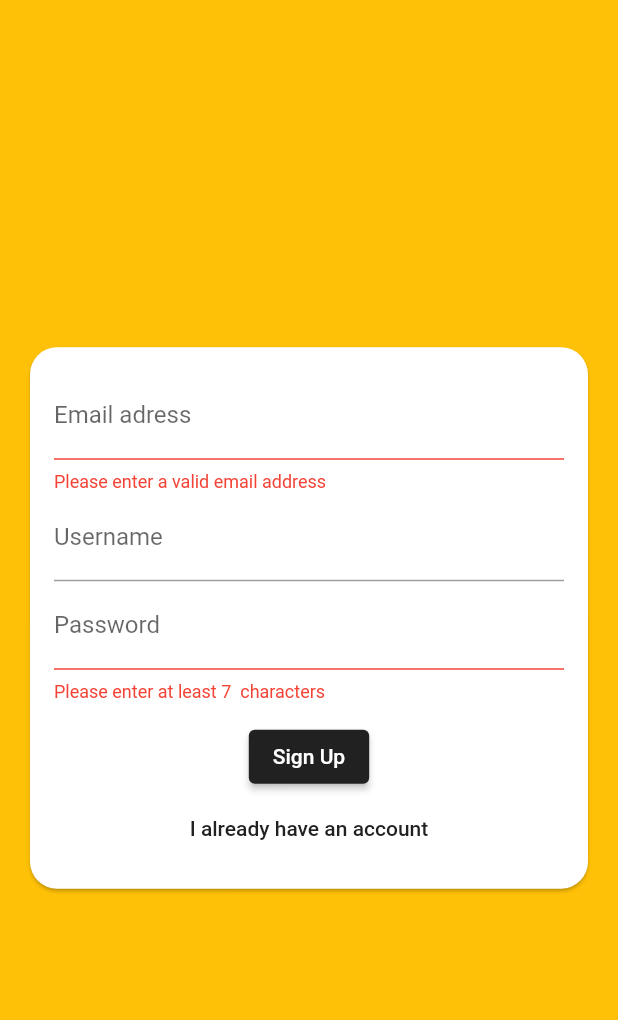
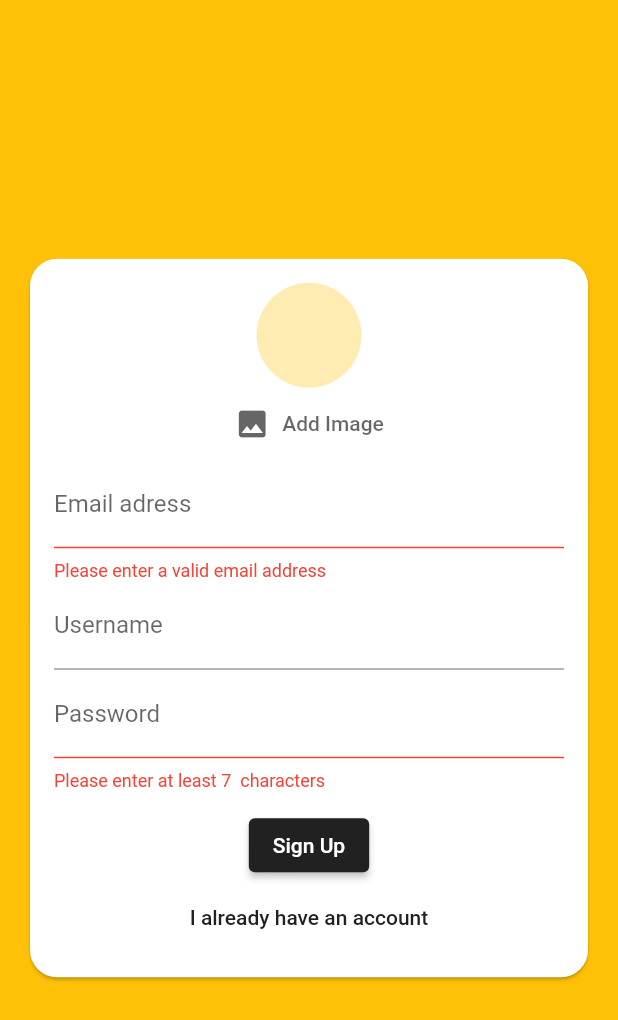
Before and after one commit to Zhenya-Mykhalskyi/Vortex-Messenger, a Flutter app: the screen it shows after launch, after a tap on "Login", after a tap on "Create new account", on a phone screen of 412 x 824 dp. Shown: the top 1020 px of the screen. Run offline on Flutter 3.47's test engine with Material 2 defaults, Android fonts, the phone set to English and light mode, and no system bars; our stand-ins replace cloud_firestore, firebase_auth, firebase_core, image_picker; accounts and stored records are empty.

Commit message:
339: userImagePicker feat

```diff
--- a/lib/widgets/auth/auth_form.dart
+++ b/lib/widgets/auth/auth_form.dart
@@ -1,4 +1,8 @@
+import 'dart:io';
+
 import 'package:flutter/material.dart';
+
+import 'package:messenger/widgets/pickers/user_image_picker.dart';
 
 class AuthForm extends StatefulWidget {
   AuthForm(this.submitFn, this.isLoading);
@@ -22,10 +26,25 @@ class _AuthFormState extends State<AuthForm> {
   var _userEmail = '';
   var _userName = '';
   var _userPassword = '';
+  File? _userImageFile;
+
+  void _pickedImage(File image) {
+    _userImageFile = image;
+  }
 
   void _trySubmit() {
     final isValid = _formKey.currentState!.validate();
     FocusScope.of(context).unfocus(); //hide keyboard when it's submited
+
+    if (_userImageFile == null && !_isLogin) {
+      ScaffoldMessenger.of(context).showSnackBar(
+        SnackBar(
+          content: Text('Please pick an image.'),
+          backgroundColor: Theme.of(context).colorScheme.error,
+        ),
+      );
+      return;
+    }
 
     if (isValid) {
       //if all validators returns a null
@@ -53,6 +72,7 @@ class _AuthFormState extends State<AuthForm> {
             child: Column(
               mainAxisSize: MainAxisSize.min,
               children: [
+                if (!_isLogin) UserImagePicker(_pickedImage),
                 TextFormField(
                   key: ValueKey('email'),
                   validator: (value) {
--- a/pubspec.yaml
+++ b/pubspec.yaml
@@ -26,6 +26,8 @@ dependencies:
   firebase_core: ^2.4.1
   cloud_firestore: ^4.3.1
   firebase_auth: ^4.2.5
+  image_picker: ^0.8.6+1
+  firebase_storage: ^11.0.11
 
 dev_dependencies:
   flutter_test:
```
Also changed, not shown: pubspec.lock, 3 other files.
